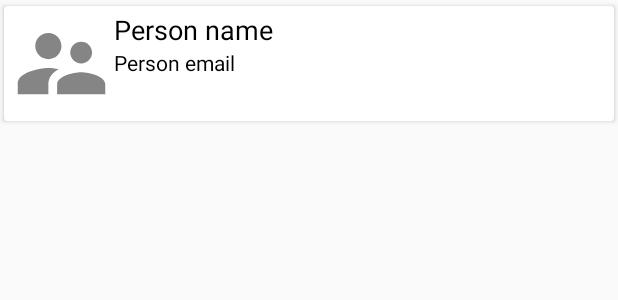
After one commit to sonseungbeom0530/EzBook, an Android app: the layout row_users.xml on its own in the app's theme, with its tools: preview values and no code run, on a phone screen of 412 x 824 dp. The commit adds this screen. Shown: the top 300 px of the screen. Run offline under Robolectric (Android 15) with nearby library versions, the phone set to English and light mode, and no system bars.

Commit message:
User can see other user name and email in UserFragment

```diff
--- a/app/build.gradle
+++ b/app/build.gradle
@@ -66,7 +66,7 @@ dependencies {
     //Dashboard design
     implementation "androidx.cardview:cardview:1.0.0"
     implementation 'com.google.android.material:material:1.0.0'
-
+    implementation "androidx.recyclerview:recyclerview:1.1.0"
     implementation 'com.squareup.picasso:picasso:2.71828'
 }
 
--- /dev/null
+++ b/app/src/main/res/layout/row_users.xml
@@ -0,0 +1,46 @@
+<?xml version="1.0" encoding="utf-8"?>
+<androidx.cardview.widget.CardView xmlns:android="http://schemas.android.com/apk/res/android"
+    android:layout_width="match_parent"
+    android:layout_height="wrap_content"
+    xmlns:app="http://schemas.android.com/apk/res-auto"
+    app:cardCornerRadius="2dp"
+    app:cardElevation="2dp"
+    app:cardBackgroundColor="@color/white"
+    app:contentPadding="3dp"
+    app:cardUseCompatPadding="true">
+
+
+    <LinearLayout
+        android:layout_width="wrap_content"
+        android:orientation="horizontal"
+        android:layout_height="wrap_content">
+
+        <ImageView
+            android:id="@+id/avatarIv"
+            android:src="@drawable/ic_users_black"
+            android:layout_width="70dp"
+            android:layout_height="70dp"/>
+
+        <LinearLayout
+            android:layout_width="match_parent"
+            android:layout_height="wrap_content"
+            android:orientation="vertical">
+            <TextView
+                android:id="@+id/nameTv"
+                android:layout_width="match_parent"
+                android:layout_height="wrap_content"
+                android:textSize="18sp"
+                android:textColor="#000000"
+                android:text="Person name"/>
+            <TextView
+                android:id="@+id/emailTv"
+                android:layout_width="match_parent"
+                android:layout_height="wrap_content"
+                android:textColor="#000000"
+                android:text="Person email"/>
+        </LinearLayout>
+
+
+
+    </LinearLayout>
+</androidx.cardview.widget.CardView>
```
Also changed, not shown: app/src/main/java/com/example/ezbook/AdapterUsers.java (added, +87 -0 lines), app/src/main/java/com/example/ezbook/ModelUser.java (added, +76 -0 lines), app/src/main/java/com/example/ezbook/UsersFragment.java (+62 -40 lines), app/src/main/res/layout/fragment_users.xml (+3 -5 lines).
